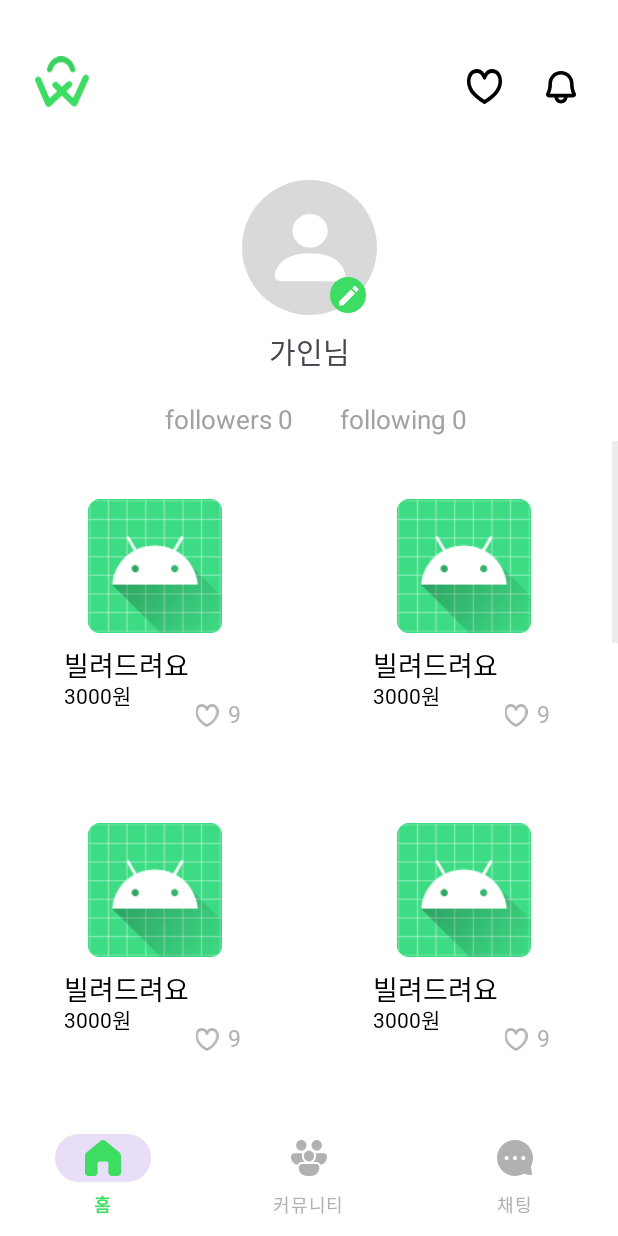
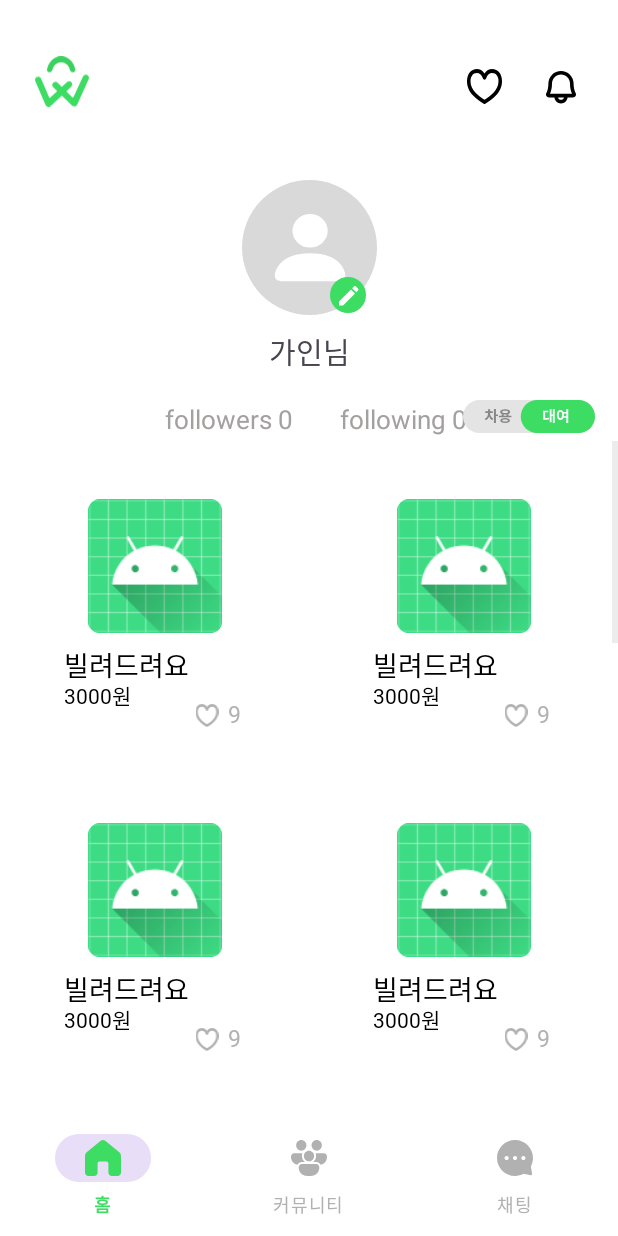
Before and after one commit to Nonabilryo/android0404, an Android app: the MyPageActivity screen opened directly, with no data from a screen before it, on a phone screen of 412 x 824 dp. Run offline under Robolectric (Android 15) with nearby library versions, the phone set to English and light mode, and no system bars.

Commit message:
마이페이지수정

```diff
--- a/app/src/main/java/kr/hs/dgsw/nonabilryo/my/GridAdapter.kt
+++ b/app/src/main/java/kr/hs/dgsw/nonabilryo/my/GridAdapter.kt
@@ -6,8 +6,6 @@ import android.view.LayoutInflater
 import android.view.View
 import android.view.ViewGroup
 import android.widget.BaseAdapter
-import android.widget.ImageView
-import android.widget.TextView
 import kr.hs.dgsw.nonabilryo.R
 
 class GridAdapter(private val context: Context) : BaseAdapter() {
--- /dev/null
+++ b/app/src/main/res/drawable/select_bar.xml
@@ -0,0 +1,18 @@
+<vector xmlns:android="http://schemas.android.com/apk/res/android"
+    android:width="88dp"
+    android:height="22dp"
+    android:viewportWidth="88"
+    android:viewportHeight="22">
+  <path
+      android:pathData="M11,0L77,0A11,11 0,0 1,88 11L88,11A11,11 0,0 1,77 22L11,22A11,11 0,0 1,0 11L0,11A11,11 0,0 1,11 0z"
+      android:fillColor="#E4E4E4"/>
+  <path
+      android:pathData="M16.73,8.43H17.76V8.91C17.76,10.86 16.93,12.83 15.25,13.58L14.53,12.56C16.04,11.87 16.73,10.3 16.73,8.91V8.43ZM17.02,8.43H18.05V8.91C18.05,10.23 18.7,11.71 20.15,12.41L19.44,13.42C17.81,12.67 17.02,10.77 17.02,8.91V8.43ZM14.85,7.54H19.89V8.59H14.85V7.54ZM16.72,6.24H18.05V8.08H16.72V6.24ZM20.62,6.03H21.96V15.29H20.62V6.03ZM21.66,9.62H23.3V10.72H21.66V9.62ZM25.779,9.13H27.109V10.83H25.779V9.13ZM29.039,9.13H30.359V10.83H29.039V9.13ZM23.899,10.42H32.269V11.47H23.899V10.42ZM28.069,11.94C30.069,11.94 31.279,12.54 31.279,13.61C31.279,14.69 30.069,15.29 28.069,15.29C26.059,15.29 24.849,14.69 24.849,13.61C24.849,12.54 26.059,11.94 28.069,11.94ZM28.069,12.94C26.829,12.94 26.199,13.15 26.199,13.61C26.199,14.08 26.829,14.29 28.069,14.29C29.309,14.29 29.939,14.08 29.939,13.61C29.939,13.15 29.309,12.94 28.069,12.94ZM28.089,6.16C30.129,6.16 31.439,6.84 31.439,7.95C31.439,9.05 30.129,9.71 28.089,9.71C26.039,9.71 24.739,9.05 24.739,7.95C24.739,6.84 26.039,6.16 28.089,6.16ZM28.089,7.18C26.819,7.18 26.109,7.43 26.109,7.95C26.109,8.46 26.819,8.71 28.089,8.71C29.359,8.71 30.069,8.46 30.069,7.95C30.069,7.43 29.359,7.18 28.089,7.18Z"
+      android:fillColor="#888787"/>
+  <path
+      android:pathData="M49.5,0L77,0A11,11 0,0 1,88 11L88,11A11,11 0,0 1,77 22L49.5,22A11,11 0,0 1,38.5 11L38.5,11A11,11 0,0 1,49.5 0z"
+      android:fillColor="#3DDC63"/>
+  <path
+      android:pathData="M59.89,6.03H61.15V15.29H59.89V6.03ZM58.65,9.59H60.19V10.66H58.65V9.59ZM57.82,6.19H59.05V14.85H57.82V6.19ZM53.46,12.11H54.11C55.25,12.11 56.2,12.07 57.3,11.87L57.4,12.95C56.28,13.17 55.3,13.2 54.11,13.2H53.46V12.11ZM53.46,7.1H56.88V8.17H54.78V12.63H53.46V7.1ZM66.539,7.92H69.059V8.99H66.539V7.92ZM66.539,10.79H69.059V11.86H66.539V10.79ZM64.939,6.67C66.319,6.67 67.329,7.95 67.329,9.97C67.329,12.01 66.319,13.29 64.939,13.29C63.549,13.29 62.549,12.01 62.549,9.97C62.549,7.95 63.549,6.67 64.939,6.67ZM64.939,7.88C64.269,7.88 63.809,8.61 63.809,9.97C63.809,11.35 64.269,12.09 64.939,12.09C65.619,12.09 66.069,11.35 66.069,9.97C66.069,8.61 65.619,7.88 64.939,7.88ZM68.849,6.02H70.169V15.31H68.849V6.02Z"
+      android:fillColor="#FAFBFF"/>
+</vector>
--- a/app/src/main/res/layout/activity_my_page.xml
+++ b/app/src/main/res/layout/activity_my_page.xml
@@ -120,5 +120,16 @@
         app:layout_constraintTop_toBottomOf="@+id/imageView5"
         app:srcCompat="@drawable/profile_edit" />
 
+    <ImageButton
+        android:id="@+id/imageButton3"
+        android:layout_width="88dp"
+        android:layout_height="22dp"
+        android:layout_marginEnd="15dp"
+        android:layout_marginBottom="5dp"
+        android:backgroundTint="#00FFFFFF"
+        app:layout_constraintBottom_toTopOf="@+id/List_view"
+        app:layout_constraintEnd_toEndOf="parent"
+        app:srcCompat="@drawable/select_bar" />
+
 
 </androidx.constraintlayout.widget.ConstraintLayout>
```
